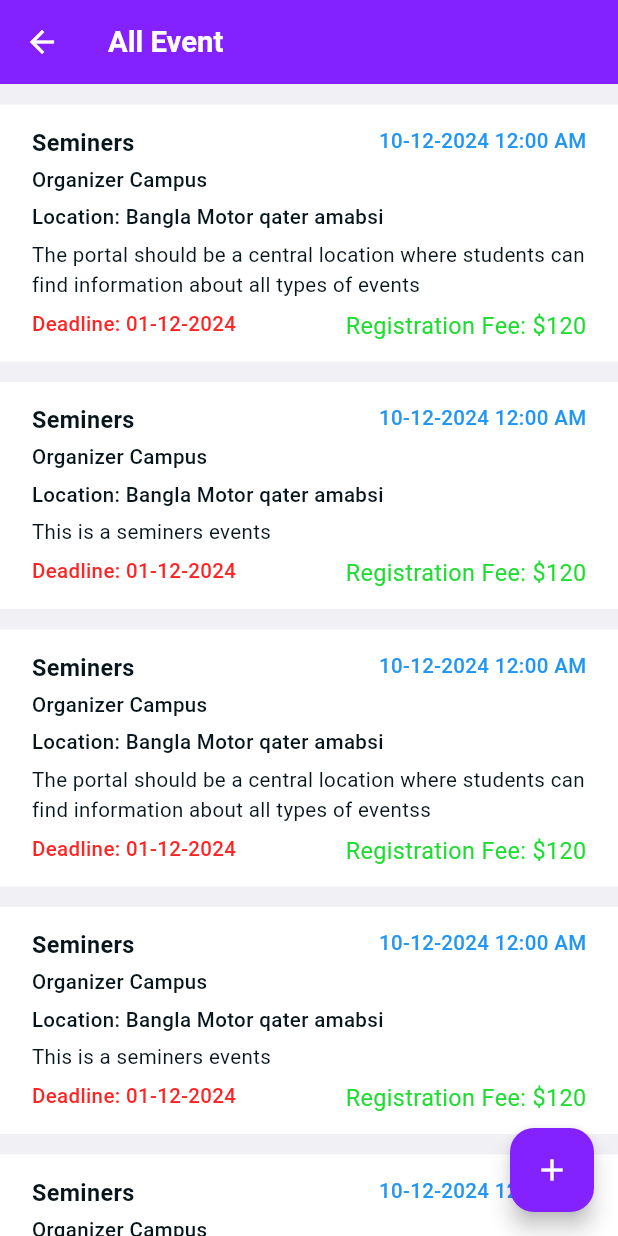
After one commit to rajuislamdev/Event-Management, a Flutter app: the AdminEventPage screen opened by its route, on a phone screen of 412 x 824 dp. The commit adds this screen. Run offline on Flutter 3.47's test engine with Material 3 defaults, Android fonts, the phone set to English and light mode, and no system bars; drawn by our look-alikes of flutter_form_builder; our stand-ins replace cloud_firestore, firebase_core, flutter_hooks, flutter_riverpod, flutter_screenutil, form_builder_validators and 3 more; accounts and stored records are empty.

Commit message:
feat: Design
	- Login Screen
	- Event Screen

```diff
--- a/lib/components/todo_add_dialog.dart
+++ b/lib/components/todo_add_dialog.dart
@@ -4,7 +4,6 @@ import 'package:event_management/config/app_color.dart';
 import 'package:event_management/config/app_text_style.dart';
 import 'package:event_management/providers/todo_provider.dart';
 import 'package:event_management/utils/context_less_navigation.dart';
-import 'package:event_management/utils/global_function.dart';
 import 'package:flutter/material.dart';
 import 'package:flutter_form_builder/flutter_form_builder.dart';
 import 'package:flutter_riverpod/flutter_riverpod.dart';
@@ -50,8 +49,9 @@ class TodoAddDialog extends StatelessWidget {
                 controller: titleController,
                 textInputAction: TextInputAction.done,
                 hintText: 'Start writing...',
-                validator: (value) => GlobalFunction.commonValidator(
-                    value: value!, name: 'Title', context: context),
+                validator: (v) {
+                  return null;
+                },
               ),
               Gap(20.h),
               Row(
--- a/lib/misc copy/misc_controller.dart
+++ /dev/null
@@ -1,5 +0,0 @@
-import 'package:flutter_riverpod/flutter_riverpod.dart';
-
-final currentPageController = StateProvider<int>((ref) => 0);
-final isOnboardingLastPage = StateProvider<bool>((ref) => false);
-// final deviceId
--- a/lib/routes.dart
+++ b/lib/routes.dart
@@ -1,5 +1,6 @@
-import 'package:event_management/screens/login_screen.dart';
-import 'package:event_management/screens/splash_screen.dart';
+import 'package:event_management/screens/admin/event_page.dart';
+import 'package:event_management/screens/common/login_screen.dart';
+import 'package:event_management/screens/common/splash_screen.dart';
 import 'package:flutter/material.dart';
 import 'package:page_transition/page_transition.dart';
 
@@ -7,8 +8,7 @@ class Routes {
   Routes._();
   static const splash = '/';
   static const loginScreen = '/loginScreen';
-  static const todos = '/todos';
-  static const todoViewUpdate = '/todoViewUpdate';
+  static const adminEventPage = '/adminEventPage';
 }
 
 Route generatedRoutes(RouteSettings settings) {
@@ -21,6 +21,8 @@ Route generatedRoutes(RouteSettings settings) {
       break;
     case Routes.loginScreen:
       child = const LoginScreen();
+    case Routes.adminEventPage:
+      child = const AdminEventPage();
     default:
       throw Exception('Invalid route: ${settings.name}');
   }
--- /dev/null
+++ b/lib/screens/admin/event_page.dart
@@ -0,0 +1,95 @@
+import 'package:event_management/config/app_color.dart';
+import 'package:event_management/screens/admin/widgets/event_card.dart';
+import 'package:flutter/material.dart';
+import 'package:flutter_screenutil/flutter_screenutil.dart';
+
+class AdminEventPage extends StatelessWidget {
+  const AdminEventPage({super.key});
+
+  @override
+  Widget build(BuildContext context) {
+    return Scaffold(
+      appBar: AppBar(
+        title: const Text('All Event'),
+      ),
+      floatingActionButton: FloatingActionButton(
+        backgroundColor: AppColor.purple,
+        child: const Icon(
+          Icons.add,
+          color: AppColor.white,
+        ),
+        onPressed: () {},
+      ),
+      body: _buildBody(),
+    );
+  }
+
+  Widget _buildBody() {
+    return ListView.builder(
+      padding: EdgeInsets.symmetric(vertical: 14.h),
+      itemCount: _events.length,
+      itemBuilder: (context, index) => Padding(
+        padding: EdgeInsets.only(bottom: 14.h),
+        child: EventCard(
+          event: _events[index],
+        ),
+      ),
+    );
+  }
+
+  static final List<Map<String, dynamic>> _events = [
+    {
+      'evenName': 'Seminers',
+      'organizer': 'Campus',
+      'date': '10-12-2024',
+      'time': '12:00 AM',
+      'location': 'Bangla Motor qater amabsi',
+      'details':
+          'The portal should be a central location where students can find information about all types of events',
+      'registrationFee': 120,
+      'deadline': '01-12-2024',
+    },
+    {
+      'evenName': 'Seminers',
+      'organizer': 'Campus',
+      'date': '10-12-2024',
+      'time': '12:00 AM',
+      'location': 'Bangla Motor qater amabsi',
+      'details': 'This is a seminers events',
+      'registrationFee': 120,
+      'deadline': '01-12-2024',
+    },
+    {
+      'evenName': 'Seminers',
+      'organizer': 'Campus',
+      'date': '10-12-2024',
+      'time': '12:00 AM',
+      'location': 'Bangla Motor qater amabsi',
+      'details':
+          'The portal should be a central location where students can find information about all types of eventss',
+      'registrationFee': 120,
+      'deadline': '01-12-2024',
+    },
+    {
+      'evenName': 'Seminers',
+      'organizer': 'Campus',
+      'date': '10-12-2024',
+      'time': '12:00 AM',
+      'location': 'Bangla Motor qater amabsi',
+      'details': 'This is a seminers events',
+      'registrationFee': 120,
+      'deadline': '01-12-2024',
+    },
+    {
+      'evenName': 'Seminers',
+      'organizer': 'Campus',
+      'date': '10-12-2024',
+      'time': '12:00 AM',
+      'location': 'Dhaka',
+      'details':
+          'The portal should be a central location where students can find information about all types of events.The portal should be up-to-date with the latest event information',
+      'registrationFee': 120,
+      'deadline': '01-12-2024',
+    },
+  ];
+}
--- /dev/null
+++ b/lib/screens/admin/widgets/event_card.dart
@@ -0,0 +1,112 @@
+// ignore_for_file: public_member_api_docs, sort_constructors_first
+import 'package:event_management/config/app_color.dart';
+import 'package:event_management/config/app_text_style.dart';
+import 'package:flutter/material.dart';
+import 'package:flutter/widgets.dart';
+import 'package:flutter_screenutil/flutter_screenutil.dart';
+import 'package:gap/gap.dart';
+
+class EventCard extends StatelessWidget {
+  final Map<String, dynamic> event;
+
+  const EventCard({
+    super.key,
+    required this.event,
+  });
+
+  @override
+  Widget build(BuildContext context) {
+    return Container(
+      color: AppColor.white,
+      padding: EdgeInsets.symmetric(horizontal: 20.w, vertical: 14.h),
+      child: Column(
+        crossAxisAlignment: CrossAxisAlignment.start,
+        children: [
+          _buildEventDetails(
+            context,
+            event['evenName'],
+            '${event['date']} ${event['time']}',
+            'Organizer ${event['organizer']}',
+            'Location: ${event['location']}',
+            event['details'],
+            'Deadline: ${event['deadline']}',
+            'Registration Fee: \$${event['registrationFee']}',
+          ),
+        ],
+      ),
+    );
+  }
+
+  Widget _buildEventDetails(
+    BuildContext context,
+    String eventName,
+    String dateTime,
+    String organizer,
+    String location,
+    String details,
+    String deadline,
+    String registrationFee,
+  ) {
+    return Column(
+      crossAxisAlignment: CrossAxisAlignment.start,
+      children: [
+        Row(
+          mainAxisAlignment: MainAxisAlignment.spaceBetween,
+          children: [
+            Text(
+              eventName,
+              style: AppTextStyle(context)
+                  .bodyText
+                  .copyWith(fontWeight: FontWeight.bold),
+            ),
+            Row(
+              children: [
+                Text(
+                  dateTime,
+                  style: AppTextStyle(context)
+                      .bodyTextSmall
+                      .copyWith(color: AppColor.blue),
+                ),
+              ],
+            ),
+          ],
+        ),
+        const Gap(5),
+        Text(
+          organizer,
+          style: AppTextStyle(context).bodyTextSmall,
+        ),
+        const Gap(5),
+        Text(
+          location,
+          style: AppTextStyle(context).bodyTextSmall,
+        ),
+        const Gap(5),
+        Text(
+          details,
+          style: AppTextStyle(context)
+              .bodyTextSmall
+              .copyWith(fontWeight: FontWeight.w400),
+        ),
+        const Gap(5),
+        Row(
+          mainAxisAlignment: MainAxisAlignment.spaceBetween,
+          children: [
+            Text(
+              deadline,
+              style: AppTextStyle(context)
+                  .bodyTextSmall
+                  .copyWith(color: AppColor.red),
+            ),
+            Text(
+              registrationFee,
+              style: AppTextStyle(context)
+                  .bodyText
+                  .copyWith(color: AppColor.green),
+            ),
+          ],
+        ),
+      ],
+    );
+  }
+}
--- /dev/null
+++ b/lib/screens/common/login_screen.dart
@@ -0,0 +1,69 @@
+import 'package:event_management/components/custom_button.dart';
+import 'package:event_management/components/custom_text_form_field.dart';
+import 'package:event_management/routes.dart';
+import 'package:event_management/utils/context_less_navigation.dart';
+import 'package:flutter/material.dart';
+import 'package:flutter_form_builder/flutter_form_builder.dart';
+import 'package:flutter_screenutil/flutter_screenutil.dart';
+import 'package:form_builder_validators/form_builder_validators.dart';
+import 'package:gap/gap.dart';
+
+class LoginScreen extends StatelessWidget {
+  const LoginScreen({super.key});
+  static final TextEditingController _utmidController = TextEditingController();
+  static final TextEditingController _passwordController =
+      TextEditingController();
+
+  static final GlobalKey<FormBuilderState> _formKey = GlobalKey();
+  @override
+  Widget build(BuildContext context) {
+    return Scaffold(
+      body: _buildBody(context: context),
+    );
+  }
+
+  Widget _buildBody({required BuildContext context}) {
+    return Padding(
+      padding: EdgeInsets.symmetric(horizontal: 20.w),
+      child: FormBuilder(
+        key: _formKey,
+        child: Column(
+          mainAxisAlignment: MainAxisAlignment.center,
+          children: [
+            CustomTextFormField(
+              name: 'Utmid',
+              textInputType: TextInputType.text,
+              controller: _utmidController,
+              textInputAction: TextInputAction.next,
+              validator: FormBuilderValidators.compose([
+                FormBuilderValidators.required(errorText: 'Utmid is required!')
+              ]),
+              hintText: "Enter your Utmid here",
+            ),
+            Gap(20.h),
+            CustomTextFormField(
+              name: 'Password',
+              textInputType: TextInputType.text,
+              controller: _passwordController,
+              textInputAction: TextInputAction.next,
+              validator: FormBuilderValidators.compose([
+                FormBuilderValidators.required(
+                    errorText: 'Password is required!')
+              ]),
+              hintText: "Enter your password here",
+            ),
+            Gap(60.h),
+            CustomButton(
+              buttonText: 'Log in',
+              onPressed: () {
+                if (_formKey.currentState!.validate()) {
+                  context.nav.pushNamed(Routes.adminEventPage);
+                }
+              },
+            )
+          ],
+        ),
+      ),
+    );
+  }
+}
--- a/pubspec.yaml
+++ b/pubspec.yaml
@@ -44,6 +44,7 @@ dependencies:
   firebase_core: ^2.27.1
   change_app_package_name: ^1.1.0
   flutter_hooks: ^0.20.5
+  form_builder_validators: ^9.1.0
 
 dev_dependencies:
   flutter_test:
```
Also changed, not shown: lib/main.dart (+14 -1 lines), lib/screens/login_screen.dart (deleted, +0 -14 lines), lib/utils/global_function.dart (+42 -11 lines), lib/screens/common/splash_screen.dart (renamed from lib/screens/splash_screen.dart), pubspec.lock.
